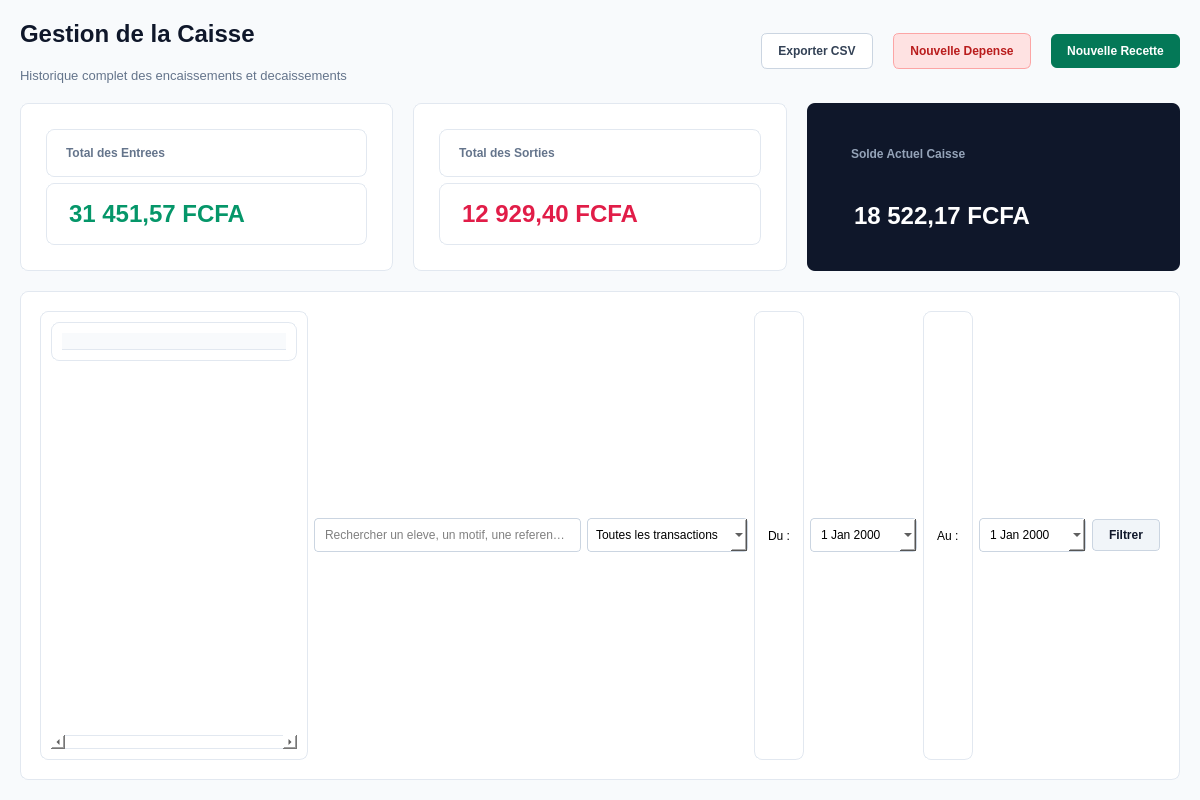
Above: ui/ui_files/caisse/caisse.ui from laudesmassamba1-ai/Logiciel-de-gestion-scolaire before the change. Below: the same form after it.
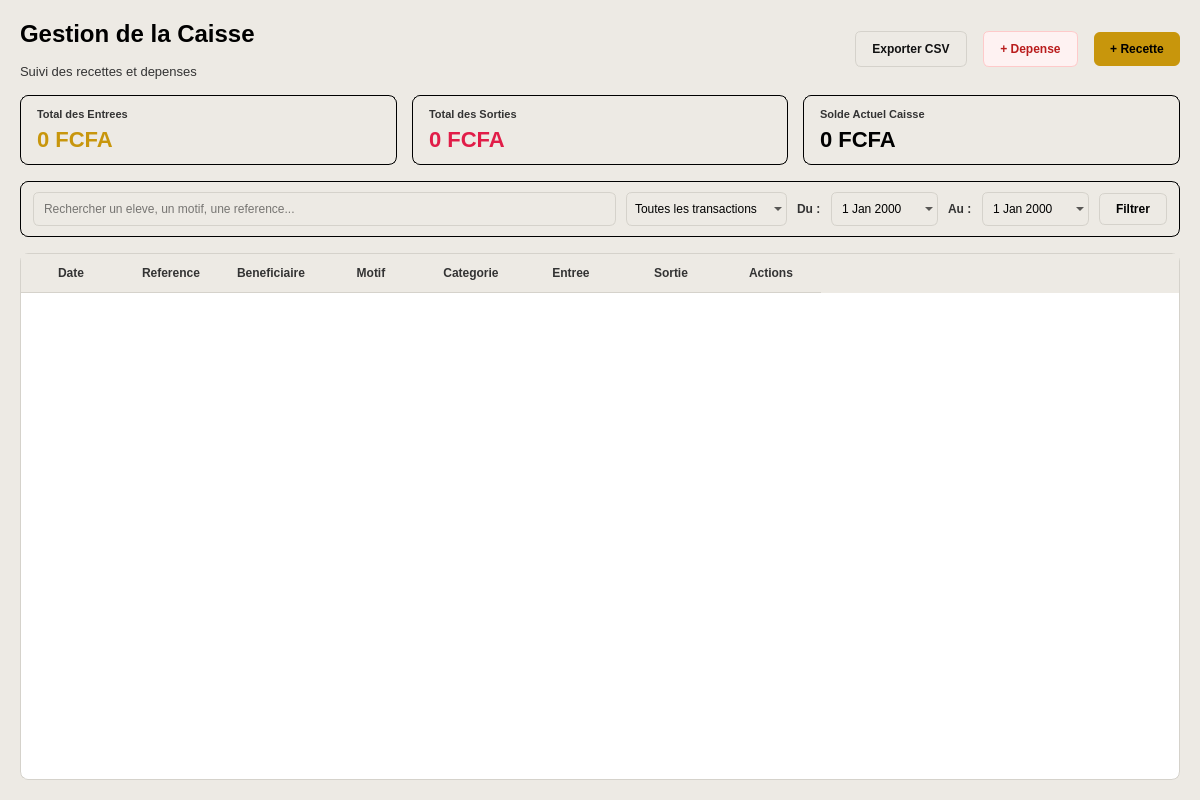
That is the form after the change.

Commit message: build: add GitHub Actions Windows/Linux workflows with SignPath signing

```diff
--- a/ui/ui_files/caisse/caisse.ui
+++ b/ui/ui_files/caisse/caisse.ui
@@ -14,11 +14,11 @@
    <string>Gestion de la Caisse</string>
   </property>
   <property name="styleSheet">
-   <string>background-color: #f8fafc; font-family: 'Segoe UI', sans-serif;</string>
+   <string>background-color: #EDEAE4; font-family: 'Segoe UI', sans-serif;</string>
   </property>
   <layout class="QVBoxLayout" name="mainLayout">
    <property name="spacing">
-    <number>20</number>
+    <number>16</number>
    </property>
    <property name="leftMargin">
     <number>20</number>
@@ -39,7 +39,7 @@
        <item>
         <widget class="QLabel" name="lbl_page_title">
          <property name="styleSheet">
-          <string>color: #0f172a; font-size: 24px; font-weight: bold;</string>
+          <string>color: #000000; font-size: 24px; font-weight: bold;</string>
          </property>
          <property name="text">
           <string>Gestion de la Caisse</string>
@@ -49,10 +49,10 @@
        <item>
         <widget class="QLabel" name="lbl_page_subtitle">
          <property name="styleSheet">
-          <string>color: #64748b; font-size: 13px;</string>
+          <string>color: #333333; font-size: 13px;</string>
          </property>
          <property name="text">
-          <string>Historique complet des encaissements et decaissements</string>
+          <string>Suivi des recettes et depenses</string>
          </property>
         </widget>
        </item>
@@ -74,7 +74,7 @@
      <item>
       <widget class="QPushButton" name="btn_export">
        <property name="styleSheet">
-        <string>background-color: #ffffff; color: #334155; border: 1px solid #cbd5e1; border-radius: 6px; padding: 10px 16px; font-weight: bold;</string>
+        <string>background-color: #EDEAE4; color: #111111; border: 1px solid #D5D2CB; border-radius: 6px; padding: 10px 16px; font-weight: bold;</string>
        </property>
        <property name="text">
         <string>Exporter CSV</string>
@@ -84,20 +84,20 @@
      <item>
       <widget class="QPushButton" name="btn_add_expense">
        <property name="styleSheet">
-        <string>background-color: #fee2e2; color: #b91c1c; border: 1px solid #fca5a5; border-radius: 6px; padding: 10px 16px; font-weight: bold;</string>
+        <string>background-color: #FEF2F2; color: #B91C1C; border: 1px solid #FECACA; border-radius: 6px; padding: 10px 16px; font-weight: bold;</string>
        </property>
        <property name="text">
-        <string>Nouvelle Depense</string>
+        <string>+ Depense</string>
        </property>
       </widget>
      </item>
      <item>
       <widget class="QPushButton" name="btn_add_income">
        <property name="styleSheet">
-        <string>background-color: #047857; color: white; border: none; border-radius: 6px; padding: 10px 16px; font-weight: bold;</string>
+        <string>background-color: #C8960C; color: #000000; border: none; border-radius: 6px; padding: 10px 16px; font-weight: bold;</string>
        </property>
        <property name="text">
-        <string>Nouvelle Recette</string>
+        <string>+ Recette</string>
        </property>
       </widget>
      </item>
@@ -106,18 +106,30 @@
    <item>
     <layout class="QHBoxLayout" name="kpiLayout">
      <property name="spacing">
-      <number>20</number>
+      <number>15</number>
      </property>
      <item>
       <widget class="QFrame" name="card_incomes">
        <property name="styleSheet">
-        <string>background-color: #ffffff; border: 1px solid #e2e8f0; border-radius: 8px; padding: 16px;</string>
+        <string>background-color: transparent; color: #000000; border: 1px solid #000000; border-radius: 8px;</string>
        </property>
        <layout class="QVBoxLayout" name="vbox_kpi1">
+        <property name="leftMargin">
+         <number>16</number>
+        </property>
+        <property name="topMargin">
+         <number>12</number>
+        </property>
+        <property name="rightMargin">
+         <number>16</number>
+        </property>
+        <property name="bottomMargin">
+         <number>12</number>
+        </property>
         <item>
          <widget class="QLabel" name="lbl_kpi1_title">
           <property name="styleSheet">
-           <string>color: #64748b; font-size: 12px; font-weight: bold; text-transform: uppercase;</string>
+           <string>color: #333333; font-size: 11px; font-weight: bold; border: none;</string>
           </property>
           <property name="text">
            <string>Total des Entrees</string>
@@ -127,10 +139,10 @@
         <item>
          <widget class="QLabel" name="val_total_incomes">
           <property name="styleSheet">
-           <string>color: #059669; font-size: 24px; font-weight: bold;</string>
+           <string>color: #C8960C; font-size: 22px; font-weight: bold; border: none;</string>
           </property>
           <property name="text">
-           <string>31 451,57 FCFA</string>
+           <string>0 FCFA</string>
           </property>
          </widget>
         </item>
@@ -140,13 +152,25 @@
      <item>
       <widget class="QFrame" name="card_expenses">
        <property name="styleSheet">
-        <string>background-color: #ffffff; border: 1px solid #e2e8f0; border-radius: 8px; padding: 16px;</string>
+        <string>background-color: transparent; color: #000000; border: 1px solid #000000; border-radius: 8px;</string>
        </property>
        <layout class="QVBoxLayout" name="vbox_kpi2">
+        <property name="leftMargin">
+         <number>16</number>
+        </property>
+        <property name="topMargin">
+         <number>12</number>
+        </property>
+        <property name="rightMargin">
+         <number>16</number>
+        </property>
+        <property name="bottomMargin">
+         <number>12</number>
+        </property>
         <item>
          <widget class="QLabel" name="lbl_kpi2_title">
           <property name="styleSheet">
-           <string>color: #64748b; font-size: 12px; font-weight: bold; text-transform: uppercase;</string>
+           <string>color: #333333; font-size: 11px; font-weight: bold; border: none;</string>
           </property>
           <property name="text">
            <string>Total des Sorties</string>
@@ -156,10 +180,10 @@
         <item>
          <widget class="QLabel" name="val_total_expenses">
           <property name="styleSheet">
-           <string>color: #e11d48; font-size: 24px; font-weight: bold;</string>
+           <string>color: #e11d48; font-size: 22px; font-weight: bold; border: none;</string>
           </property>
           <property name="text">
-           <string>12 929,40 FCFA</string>
+           <string>0 FCFA</string>
           </property>
          </widget>
         </item>
@@ -169,13 +193,25 @@
      <item>
       <widget class="QFrame" name="card_balance">
        <property name="styleSheet">
-        <string>background-color: #0f172a; border-radius: 8px; padding: 16px;</string>
+        <string>background-color: transparent; color: #000000; border: 1px solid #000000; border-radius: 8px;</string>
        </property>
        <layout class="QVBoxLayout" name="vbox_kpi3">
+        <property name="leftMargin">
+         <number>16</number>
+        </property>
+        <property name="topMargin">
+         <number>12</number>
+        </property>
+        <property name="rightMargin">
+         <number>16</number>
+        </property>
+        <property name="bottomMargin">
+         <number>12</number>
+        </property>
         <item>
          <widget class="QLabel" name="lbl_kpi3_title">
           <property name="styleSheet">
-           <string>color: #94a3b8; font-size: 12px; font-weight: bold; text-transform: uppercase;</string>
+           <string>color: #333333; font-size: 11px; font-weight: bold; border: none;</string>
           </property>
           <property name="text">
            <string>Solde Actuel Caisse</string>
@@ -185,10 +221,10 @@
         <item>
          <widget class="QLabel" name="val_current_balance">
           <property name="styleSheet">
-           <string>color: #ffffff; font-size: 24px; font-weight: bold;</string>
+           <string>color: #000000; font-size: 22px; font-weight: bold; border: none;</string>
           </property>
           <property name="text">
-           <string>18 522,17 FCFA</string>
+           <string>0 FCFA</string>
           </property>
          </widget>
         </item>
@@ -200,92 +236,28 @@
    <item>
     <widget class="QFrame" name="filterFrame">
      <property name="styleSheet">
-      <string>background-color: #ffffff; border: 1px solid #e2e8f0; border-radius: 8px; padding: 10px;</string>
+      <string>background-color: transparent; color: #000000; border: 1px solid #000000; border-radius: 8px;</string>
      </property>
      <layout class="QHBoxLayout" name="filterLayout">
-      <item>
-       <widget class="QTableWidget" name="table_transactions">
-        <property name="styleSheet">
-         <string>
-       QTableWidget {
-           background-color: #ffffff;
-           border: 1px solid #e2e8f0;
-           border-radius: 8px;
-           gridline-color: #f1f5f9;
-           font-size: 13px;
-       }
-       QHeaderView::section {
-           background-color: #f8fafc;
-           color: #475569;
-           font-weight: bold;
-           padding: 10px;
-           border: none;
-           border-bottom: 1px solid #e2e8f0;
-       }
-       QTableWidget::item {
-           padding: 0px 8px;
-           border-bottom: 1px solid #f1f5f9;
-       }
-      </string>
-        </property>
-        <property name="editTriggers">
-         <set>QAbstractItemView::NoEditTriggers</set>
-        </property>
-        <property name="alternatingRowColors">
-         <bool>true</bool>
-        </property>
-        <property name="selectionBehavior">
-         <enum>QAbstractItemView::SelectRows</enum>
-        </property>
-        <property name="showGrid">
-         <bool>false</bool>
-        </property>
-        <column>
-         <property name="text">
-          <string>Date</string>
-         </property>
-        </column>
-        <column>
-         <property name="text">
-          <string>Reference</string>
-         </property>
-        </column>
-        <column>
-         <property name="text">
-          <string>Beneficiaire / Eleve</string>
-         </property>
-        </column>
-        <column>
-         <property name="text">
-          <string>Motif / Libelle</string>
-         </property>
-        </column>
-        <column>
-         <property name="text">
-          <string>Categorie</string>
-         </property>
-        </column>
-        <column>
-         <property name="text">
-          <string>Entree</string>
-         </property>
-        </column>
-        <column>
-         <property name="text">
-          <string>Sortie</string>
-         </property>
-        </column>
-        <column>
-         <property name="text">
-          <string>Actions</string>
-         </property>
-        </column>
-       </widget>
-      </item>
+      <property name="leftMargin">
+       <number>12</number>
+      </property>
+      <property name="topMargin">
+       <number>10</number>
+      </property>
+      <property name="rightMargin">
+       <number>12</number>
+      </property>
+      <property name="bottomMargin">
+       <number>10</number>
+      </property>
+      <property name="spacing">
+       <number>10</number>
+      </property>
       <item>
        <widget class="QLineEdit" name="search_input">
         <property name="styleSheet">
-         <string>padding: 8px; border: 1px solid #cbd5e1; border-radius: 4px;</string>
+         <string>padding: 8px; border: 1px solid #D5D2CB; border-radius: 6px;</string>
         </property>
         <property name="placeholderText">
          <string>Rechercher un eleve, un motif, une reference...</string>
@@ -295,7 +267,7 @@
       <item>
        <widget class="QComboBox" name="combo_type">
         <property name="styleSheet">
-         <string>padding: 8px; border: 1px solid #cbd5e1; border-radius: 4px;</string>
+         <string>padding: 8px; border: 1px solid #D5D2CB; border-radius: 6px;</string>
         </property>
         <item>
          <property name="text">
@@ -316,6 +288,9 @@
       </item>
       <item>
        <widget class="QLabel" name="lbl_date_start">
+        <property name="styleSheet">
+         <string>color: #333333; font-size: 12px; font-weight: bold; border: none;</string>
+        </property>
         <property name="text">
          <string>Du :</string>
         </property>
@@ -324,7 +299,7 @@
       <item>
        <widget class="QDateEdit" name="date_start">
         <property name="styleSheet">
-         <string>padding: 8px; border: 1px solid #cbd5e1; border-radius: 4px;</string>
+         <string>padding: 8px; border: 1px solid #D5D2CB; border-radius: 6px;</string>
         </property>
         <property name="calendarPopup">
          <bool>true</bool>
@@ -333,6 +308,9 @@
       </item>
       <item>
        <widget class="QLabel" name="lbl_date_end">
+        <property name="styleSheet">
+         <string>color: #333333; font-size: 12px; font-weight: bold; border: none;</string>
+        </property>
         <property name="text">
          <string>Au :</string>
         </property>
@@ -341,7 +319,7 @@
       <item>
        <widget class="QDateEdit" name="date_end">
         <property name="styleSheet">
-         <string>padding: 8px; border: 1px solid #cbd5e1; border-radius: 4px;</string>
+         <string>padding: 8px; border: 1px solid #D5D2CB; border-radius: 6px;</string>
         </property>
         <property name="calendarPopup">
          <bool>true</bool>
@@ -351,7 +329,7 @@
       <item>
        <widget class="QPushButton" name="btn_apply_filter">
         <property name="styleSheet">
-         <string>background-color: #f1f5f9; color: #0f172a; border: 1px solid #cbd5e1; border-radius: 4px; padding: 8px 16px; font-weight: bold;</string>
+         <string>background-color: #EDEAE4; color: #000000; border: 1px solid #D5D2CB; border-radius: 6px; padding: 8px 16px; font-weight: bold;</string>
         </property>
         <property name="text">
          <string>Filtrer</string>
@@ -361,6 +339,91 @@
      </layout>
     </widget>
    </item>
+   <item>
+    <widget class="QTableWidget" name="table_transactions">
+     <property name="styleSheet">
+      <string>
+       QTableWidget {
+           background-color: #FFFFFF;
+           border: 1px solid #D5D2CB;
+           border-radius: 8px;
+           gridline-color: #EDEAE4;
+           font-size: 13px;
+       }
+       QHeaderView::section {
+           background-color: #EDEAE4;
+           color: #333333;
+           font-weight: bold;
+           padding: 10px;
+           border: none;
+           border-bottom: 1px solid #D5D2CB;
+       }
+       QTableWidget::item {
+           padding: 0px 8px;
+           border-bottom: 1px solid #EDEAE4;
+       }
+      </string>
+     </property>
+     <property name="editTriggers">
+      <set>QAbstractItemView::NoEditTriggers</set>
+     </property>
+     <property name="alternatingRowColors">
+      <bool>true</bool>
+     </property>
+     <property name="selectionBehavior">
+      <enum>QAbstractItemView::SelectRows</enum>
+     </property>
+     <property name="showGrid">
+      <bool>false</bool>
+     </property>
+     <property name="minimumSize">
+      <size>
+       <width>0</width>
+       <height>300</height>
+      </size>
+     </property>
+     <column>
+      <property name="text">
+       <string>Date</string>
+      </property>
+     </column>
+     <column>
+      <property name="text">
+       <string>Reference</string>
+      </property>
+     </column>
+     <column>
+      <property name="text">
+       <string>Beneficiaire</string>
+      </property>
+     </column>
+     <column>
+      <property name="text">
+       <string>Motif</string>
+      </property>
+     </column>
+     <column>
+      <property name="text">
+       <string>Categorie</string>
+      </property>
+     </column>
+     <column>
+      <property name="text">
+       <string>Entree</string>
+      </property>
+     </column>
+     <column>
+      <property name="text">
+       <string>Sortie</string>
+      </property>
+     </column>
+     <column>
+      <property name="text">
+       <string>Actions</string>
+      </property>
+     </column>
+    </widget>
+   </item>
   </layout>
  </widget>
  <resources/>
```
Left out of the diff: 9 changed lines with no effect on the pictures. The commit also changes 66 other files.
